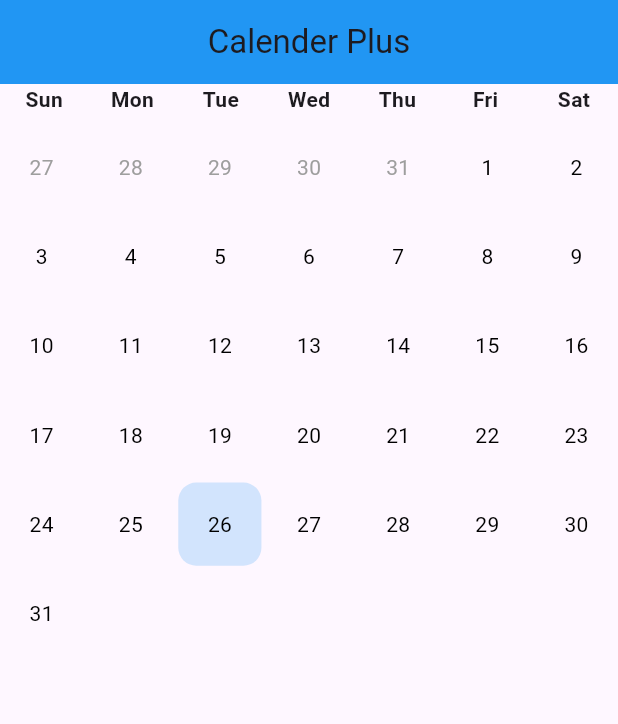
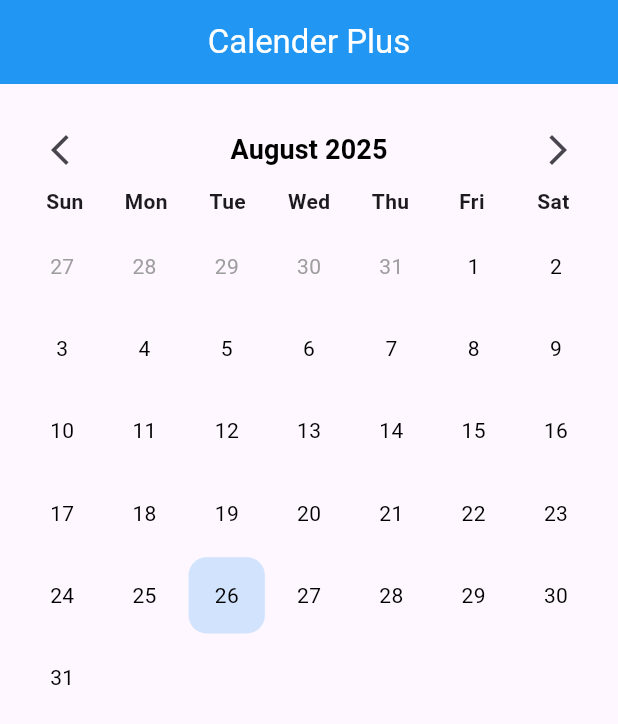
Before and after one commit to mirzamahmud/calendar-plus, a Flutter app: the screen it shows after launch, on a phone screen of 412 x 824 dp. Shown: the top 724 px of the screen. Run offline on Flutter 3.47's test engine with Material 3 defaults, Android fonts, the phone set to English and light mode, and no system bars; statements that could not run were skipped.

Commit message:
use package in main

```diff
--- a/example/lib/main.dart
+++ b/example/lib/main.dart
@@ -12,23 +12,74 @@ class Example extends StatelessWidget {
 
   @override
   Widget build(BuildContext context) {
-    return MaterialApp(home: CalenderScreen());
+    return MaterialApp(
+      debugShowCheckedModeBanner: false,
+      home: CalenderScreen(),
+    );
   }
 }
 
-class CalenderScreen extends StatelessWidget {
+class CalenderScreen extends StatefulWidget {
   const CalenderScreen({super.key});
+
+  @override
+  State<CalenderScreen> createState() => _CalenderScreenState();
+}
+
+class _CalenderScreenState extends State<CalenderScreen> {
+  final CalendarHelper calendarHelper = CalendarHelper();
+
+  @override
+  void initState() {
+    super.initState();
+    loadEvents(calendarHelper);
+  }
+
+  Future<void> loadEvents(CalendarHelper helper) async {
+    // simulate API response
+    final apiResponse = [
+      {"title": "Meeting with Team", "date": "2025-08-26", "color": "#FF0000"},
+      {"title": "Doctor Appointment", "date": "2025-08-26", "color": "#00FF00"},
+      {"title": "Conference", "date": "2025-08-28", "color": "#0000FF"},
+      {"title": "Conference", "date": "2025-08-01", "color": "#0000FF"},
+      {"title": "Interview", "date": "2025-08-14", "color": "#0000FF"},
+      {"title": "Tour", "date": "2025-08-31", "color": "#0000FF"},
+    ];
+
+    for (var item in apiResponse) {
+      final date = DateTime.parse(item["date"] as String);
+
+      helper.addEvent(
+        date,
+        CalendarEventModel(
+          title: item["title"] as String,
+          date: date,
+          color: Color(
+            int.parse((item["color"] as String).replaceFirst('#', '0xFF')),
+          ),
+        ),
+      );
+    }
+  }
 
   @override
   Widget build(BuildContext context) {
     return Scaffold(
       appBar: AppBar(
         backgroundColor: Colors.blue,
+        foregroundColor: Colors.white,
         automaticallyImplyLeading: false,
         title: Text('Calender Plus'),
         centerTitle: true,
       ),
-      body: CalendarPlus(),
+      body: Padding(
+        padding: EdgeInsetsDirectional.symmetric(vertical: 20, horizontal: 16),
+        child: CalendarPlus(
+          isHeaderVisible: true,
+          controller: calendarHelper,
+          selectionMode: CalendarSelectionMode.SINGLE,
+        ),
+      ),
     );
   }
 }
```
